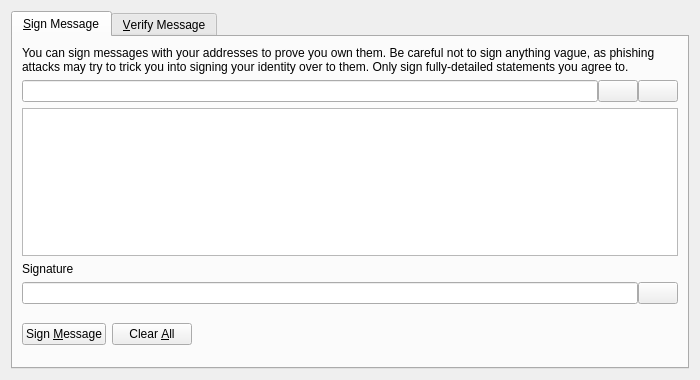
Above: src/qt/forms/signverifymessagedialog.ui from Xyb0rg/caishen before the change. Below: the same form after it.
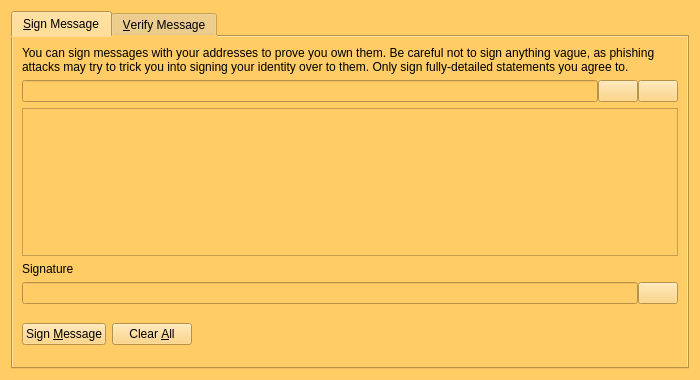
That is the form after the change. Icons and pictures are not drawn. Custom widgets are drawn as their Qt base class.

```diff
--- a/src/qt/forms/signverifymessagedialog.ui
+++ b/src/qt/forms/signverifymessagedialog.ui
@@ -13,6 +13,10 @@
   <property name="windowTitle">
    <string>Signatures - Sign / Verify a Message</string>
   </property>
+  <property name="styleSheet">
+   <string notr="true">background-color: rgb(255, 204, 102);
+alternate-background-color: rgb(255, 204, 102);</string>
+  </property>
   <property name="modal">
    <bool>true</bool>
   </property>
```
